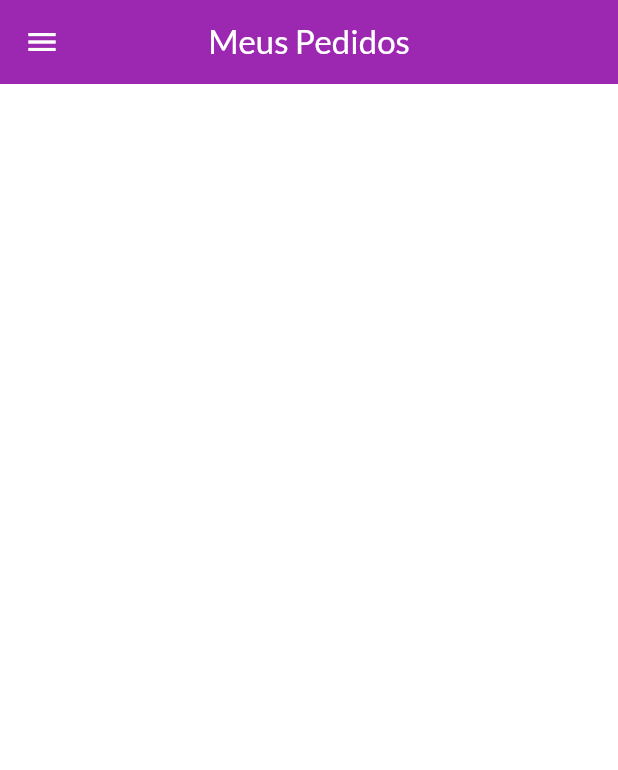
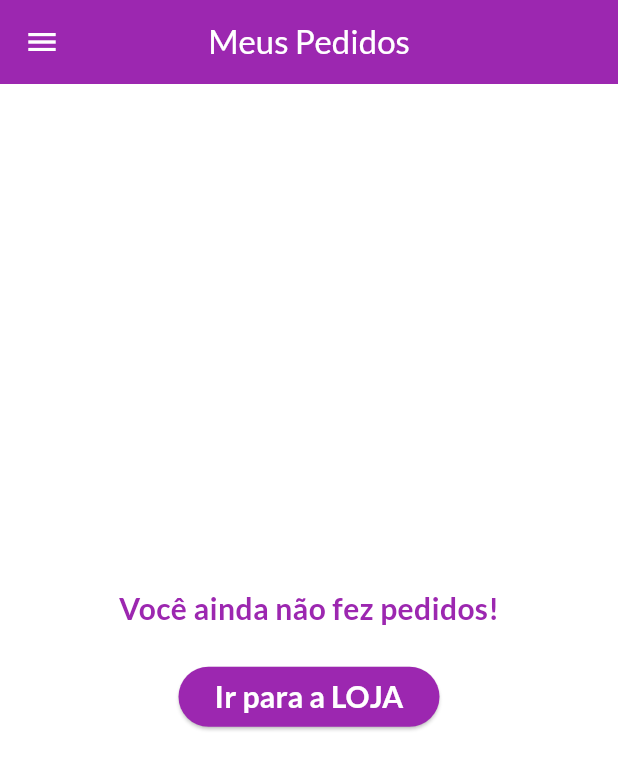
Before and after one commit to Argeu42/shop_app, a Flutter app: the OrdersPage screen opened by its route, on a phone screen of 412 x 824 dp. Shown: the top 770 px of the screen. Run offline on Flutter 3.47's test engine with Material 3 defaults, Android fonts, the phone set to English and light mode, and no system bars; network calls fail.

Commit message:
Minor fixes

```diff
--- a/lib/components/order.dart
+++ b/lib/components/order.dart
@@ -33,7 +33,7 @@ class _OrderWidgetState extends State<OrderWidget> {
             ),
           ),
         ),
-        subtitle: Text('Valor: R\$${widget.order.total}'),
+        subtitle: Text('Valor: R\$${(widget.order.total).toStringAsFixed(2)}'),
         shape: const Border(),
         children: [
           Divider(
--- a/lib/pages/orders_page.dart
+++ b/lib/pages/orders_page.dart
@@ -3,6 +3,7 @@ import 'package:provider/provider.dart';
 import 'package:shop_app/components/app_drawer.dart';
 import 'package:shop_app/components/order.dart';
 import 'package:shop_app/models/order_list.dart';
+import 'package:shop_app/utils/app_routes.dart';
 
 class OrdersPage extends StatelessWidget {
   const OrdersPage({super.key});
@@ -13,10 +14,47 @@ class OrdersPage extends StatelessWidget {
     return Scaffold(
       appBar: AppBar(title: Text('Meus Pedidos')),
       drawer: AppDrawer(),
-      body: ListView.builder(
-        itemCount: orders.itemsCount,
-        itemBuilder: (ctx, index) => OrderWidget(order: orders.items[index]),
-      ),
+      body:
+          orders.items.isEmpty
+              ? Center(
+                child: Column(
+                  mainAxisAlignment: MainAxisAlignment.center,
+                  children: [
+                    Text(
+                      'Você ainda não fez pedidos!',
+                      style: TextStyle(
+                        fontWeight: FontWeight.bold,
+                        fontSize: 20,
+                        color: Theme.of(context).colorScheme.primary,
+                      ),
+                    ),
+                    SizedBox(height: 20),
+                    ElevatedButton(
+                      onPressed: () {
+                        Navigator.of(
+                          context,
+                        ).pushReplacementNamed(AppRoutes.home);
+                      },
+                      style: ElevatedButton.styleFrom(
+                        backgroundColor: Theme.of(context).colorScheme.primary,
+                      ),
+                      child: Text(
+                        'Ir para a LOJA',
+                        style: TextStyle(
+                          fontWeight: FontWeight.bold,
+                          fontSize: 20,
+                          color: Theme.of(context).textTheme.titleLarge?.color,
+                        ),
+                      ),
+                    ),
+                  ],
+                ),
+              )
+              : ListView.builder(
+                itemCount: orders.itemsCount,
+                itemBuilder:
+                    (ctx, index) => OrderWidget(order: orders.items[index]),
+              ),
     );
   }
 }
```
